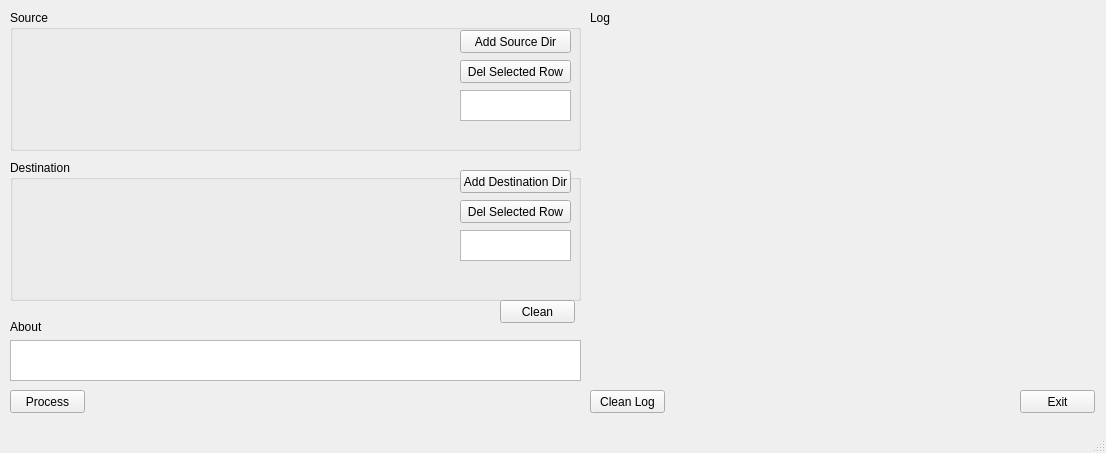
Above: pyqt/copyfiles_main_wdw.ui from cratzerdigitalreef/CopyFiles before the change. Below: the same form after it.
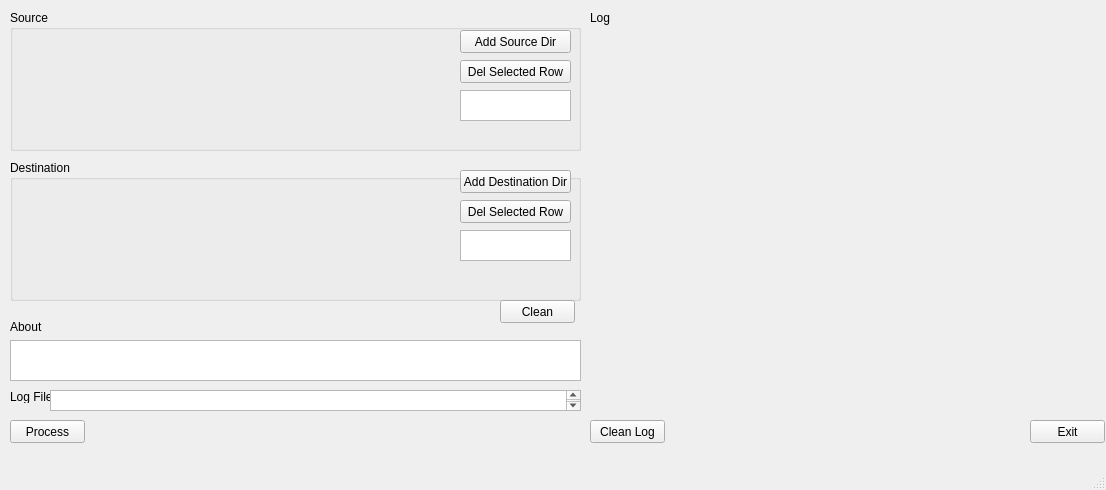
That is the form after the change.

What changed in the file:
```diff
--- a/pyqt/copyfiles_main_wdw.ui
+++ b/pyqt/copyfiles_main_wdw.ui
@@ -7,7 +7,7 @@
     <x>0</x>
     <y>0</y>
     <width>1106</width>
-    <height>453</height>
+    <height>490</height>
    </rect>
   </property>
   <property name="windowTitle">
@@ -18,7 +18,7 @@
     <property name="geometry">
      <rect>
       <x>10</x>
-      <y>390</y>
+      <y>420</y>
       <width>75</width>
       <height>23</height>
      </rect>
@@ -56,8 +56,8 @@
    <widget class="QPushButton" name="CmdExit">
     <property name="geometry">
      <rect>
-      <x>1020</x>
-      <y>390</y>
+      <x>1030</x>
+      <y>420</y>
       <width>75</width>
       <height>23</height>
      </rect>
@@ -219,7 +219,7 @@
     <property name="geometry">
      <rect>
       <x>590</x>
-      <y>390</y>
+      <y>420</y>
       <width>75</width>
       <height>23</height>
      </rect>
@@ -234,11 +234,34 @@
       <x>590</x>
       <y>30</y>
       <width>511</width>
-      <height>351</height>
+      <height>381</height>
      </rect>
     </property>
     <layout class="QVBoxLayout" name="verticalLayoutLog"/>
    </widget>
+   <widget class="QLabel" name="label_log">
+    <property name="geometry">
+     <rect>
+      <x>10</x>
+      <y>390</y>
+      <width>47</width>
+      <height>13</height>
+     </rect>
+    </property>
+    <property name="text">
+     <string>Log File</string>
+    </property>
+   </widget>
+   <widget class="QTextEdit" name="txtLogFile">
+    <property name="geometry">
+     <rect>
+      <x>50</x>
+      <y>390</y>
+      <width>531</width>
+      <height>21</height>
+     </rect>
+    </property>
+   </widget>
   </widget>
   <widget class="QMenuBar" name="menubar">
    <property name="geometry">
```
